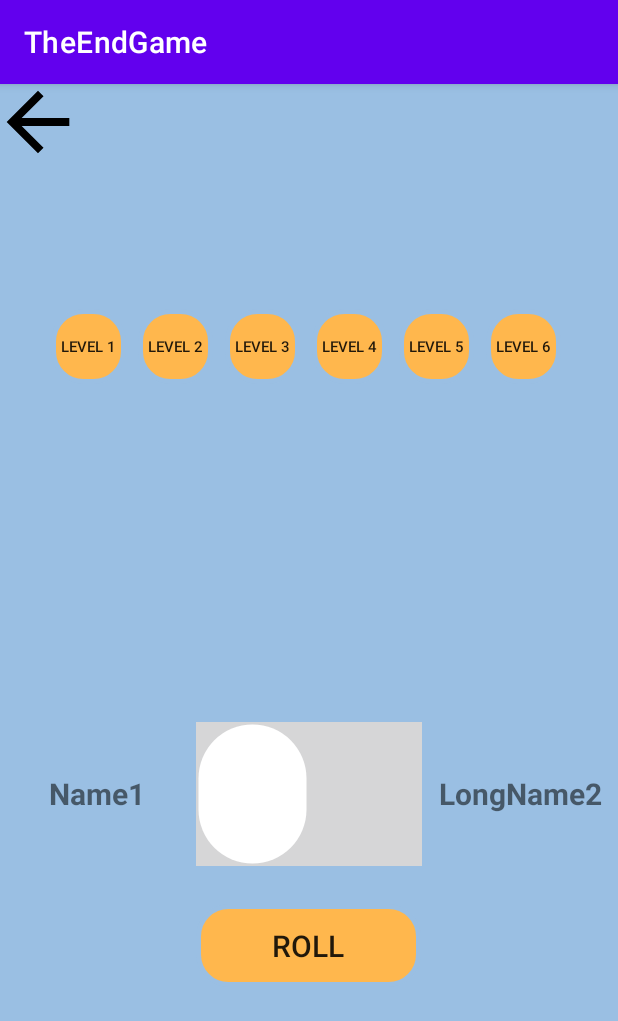
After one commit to Vlad-Kovalev/GameCenter, an Android app: the TruthOrDare screen opened directly, with no data from a screen before it, on a phone screen of 412 x 824 dp. The commit adds this screen. Shown: the top 1021 px of the screen. Run offline under Robolectric (Android 15) with nearby library versions, the phone set to English and light mode, and no system bars.

```diff
--- a/app/build.gradle
+++ b/app/build.gradle
@@ -26,6 +26,13 @@ android {
         sourceCompatibility JavaVersion.VERSION_1_8
         targetCompatibility JavaVersion.VERSION_1_8
     }
+    sourceSets {
+        main {
+            res {
+            srcDirs 'src\\main\\res'
+            }
+        }
+    }
 }
 
 dependencies {
--- a/app/src/main/AndroidManifest.xml
+++ b/app/src/main/AndroidManifest.xml
@@ -1,6 +1,8 @@
 <?xml version="1.0" encoding="utf-8"?>
 <manifest xmlns:android="http://schemas.android.com/apk/res/android"
     xmlns:tools="http://schemas.android.com/tools">
+
+    <uses-permission android:name="android.permission.VIBRATE" />
 
     <application
         android:allowBackup="true"
@@ -12,7 +14,13 @@
         android:supportsRtl="true"
         android:theme="@style/Theme.TheEndGame"
         tools:targetApi="31">
-
+        <activity
+            android:name=".TruthOrDare"
+            android:exported="false">
+            <meta-data
+                android:name="android.app.lib_name"
+                android:value="" />
+        </activity>
         <activity
             android:name=".dice_roll"
             android:exported="false">
@@ -41,5 +49,5 @@
                 android:value="" />
         </activity>
     </application>
-<uses-permission android:name="android.permission.VIBRATE"/>
+
 </manifest>
--- /dev/null
+++ b/app/src/main/java/com/example/theendgame/TruthOrDare.java
@@ -0,0 +1,14 @@
+package com.example.theendgame;
+
+import androidx.appcompat.app.AppCompatActivity;
+
+import android.os.Bundle;
+
+public class TruthOrDare extends AppCompatActivity {
+
+    @Override
+    protected void onCreate(Bundle savedInstanceState) {
+        super.onCreate(savedInstanceState);
+        setContentView(R.layout.activity_truth_or_dare);
+    }
+}
--- a/app/src/main/java/com/example/theendgame/memory_game.java
+++ b/app/src/main/java/com/example/theendgame/memory_game.java
@@ -32,6 +32,7 @@ public class memory_game extends AppCompatActivity {
         super.onCreate(savedInstanceState);
         setContentView(R.layout.activity_memory_game);
         if (getSupportActionBar() != null) {getSupportActionBar().hide();}
+
         Intent intent = getIntent();
         receivedName = intent.getStringExtra("keyname");
         tvName = findViewById(R.id.tvName); btnBack = findViewById(R.id.btnBack); btnRestart = findViewById(R.id.btnRestart); ivCongrats = findViewById(R.id.ivCongrats); glCards = findViewById(R.id.glCards);
--- /dev/null
+++ b/app/src/main/res/drawable/switch_thumb.xml
@@ -0,0 +1,19 @@
+<?xml version="1.0" encoding="utf-8"?>
+<selector xmlns:android="http://schemas.android.com/apk/res/android">
+    <item android:state_checked="true">
+        <shape android:dither="true" android:shape="rectangle" android:useLevel="false" android:visible="true">
+            <solid android:color="#36BD51"/>
+            <corners android:radius="50dp" />
+            <size android:width="75dp" android:height="75dp" />
+            <stroke android:width="3dp" android:color="#0000ffff" />
+        </shape>
+    </item>
+    <item android:state_checked="false">
+        <shape android:dither="true" android:shape="rectangle" android:useLevel="false" android:visible="true">
+            <solid android:color="#FFFFFF"/>
+            <corners android:radius="50dp" />
+            <size android:width="75dp" android:height="75dp" />
+            <stroke android:width="3dp" android:color="#0000ffff" />
+        </shape>
+    </item>
+</selector>
--- a/app/src/main/res/layout/activity_center.xml
+++ b/app/src/main/res/layout/activity_center.xml
@@ -51,6 +51,13 @@
                 android:layout_margin="10dp"
                 android:src="@drawable/memorygame" />
 
+            <ImageView
+                android:id="@+id/ibEasy"
+                android:layout_width="125dp"
+                android:layout_height="125dp"
+                android:layout_gravity="center"
+                android:layout_margin="10dp"
+                android:src="@drawable/memorygame" />
 
             <ImageView
                 android:id="@+id/ibMedium"
@@ -68,7 +75,15 @@
                 android:textSize="15sp"
                 android:textStyle="bold"
                 android:gravity="center_horizontal"
-                android:layout_width="125dp"/>
+                android:layout_width="100dp"/>
+
+            <TextView
+                android:id="@+id/tvTruthOrDare"
+                android:text="Truth Or Dare"
+                android:textSize="15sp"
+                android:textStyle="bold"
+                android:gravity="center_horizontal"
+                android:layout_width="100dp"/>
 
             <TextView
                 android:id="@+id/tvDiceRoll"
@@ -76,7 +91,7 @@
                 android:textSize="15sp"
                 android:textStyle="bold"
                 android:gravity="center_horizontal"
-                android:layout_margin="10dp" />
+                android:layout_width="100dp"/>
         </TableRow>
 
     </TableLayout>
--- /dev/null
+++ b/app/src/main/res/layout/activity_truth_or_dare.xml
@@ -0,0 +1,148 @@
+<?xml version="1.0" encoding="utf-8"?>
+<LinearLayout xmlns:android="http://schemas.android.com/apk/res/android"
+    xmlns:app="http://schemas.android.com/apk/res-auto"
+    xmlns:tools="http://schemas.android.com/tools"
+    android:layout_width="match_parent"
+    android:layout_height="match_parent"
+    android:orientation="vertical"
+    android:background="#9ABFE3"
+    tools:context=".TruthOrDare">
+
+    <ImageButton
+        android:id="@+id/btnBack"
+        android:layout_width="50dp"
+        android:layout_height="50dp"
+        android:src="@drawable/arrow_back_foreground"
+        android:background="@android:color/transparent"/>
+    <Space android:layout_width="wrap_content" android:layout_height="25dp"/>
+
+    <LinearLayout
+        android:layout_width="match_parent"
+        android:layout_height="wrap_content"
+        android:orientation="horizontal"
+        android:layout_gravity="center">
+
+        <!--MEMORY GAME CLICKING ON THE SAME CARD TWICE COUNT AS CLICK IN COUNTER-->
+        <GridLayout
+            android:id="@+id/glLevels"
+            android:layout_width="wrap_content"
+            android:layout_height="200dp"
+            android:columnCount="6"
+            android:padding="30dp"
+            android:useDefaultMargins="true"
+            android:layout_gravity="center">
+
+            <androidx.appcompat.widget.AppCompatButton
+                android:layout_width="50dp"
+                android:layout_height="50dp"
+                android:layout_gravity="center"
+                android:text="level 1"
+                android:textSize="10sp"
+                android:background="@drawable/restart_reroll_btn" style="?android:attr/borderlessButtonStyle"/>
+
+            <androidx.appcompat.widget.AppCompatButton
+                android:layout_width="50dp"
+                android:layout_height="50dp"
+                android:layout_gravity="center"
+                android:text="level 2"
+                android:textSize="10sp"
+                android:background="@drawable/restart_reroll_btn" style="?android:attr/borderlessButtonStyle"/>
+
+            <androidx.appcompat.widget.AppCompatButton
+                android:layout_width="50dp"
+                android:layout_height="50dp"
+                android:layout_gravity="center"
+                android:text="level 3"
+                android:textSize="10sp"
+                android:background="@drawable/restart_reroll_btn" style="?android:attr/borderlessButtonStyle"/>
+
+            <androidx.appcompat.widget.AppCompatButton
+                android:layout_width="50dp"
+                android:layout_height="50dp"
+                android:layout_gravity="center"
+                android:text="level 4"
+                android:textSize="10sp"
+                android:background="@drawable/restart_reroll_btn" style="?android:attr/borderlessButtonStyle"/>
+
+            <androidx.appcompat.widget.AppCompatButton
+                android:layout_width="50dp"
+                android:layout_height="50dp"
+                android:layout_gravity="center"
+                android:text="level 5"
+                android:textSize="10sp"
+                android:background="@drawable/restart_reroll_btn" style="?android:attr/borderlessButtonStyle"/>
+
+            <androidx.appcompat.widget.AppCompatButton
+                android:layout_width="50dp"
+                android:layout_height="50dp"
+                android:layout_gravity="center"
+                android:text="level 6"
+                android:textSize="10sp"
+                android:background="@drawable/restart_reroll_btn" style="?android:attr/borderlessButtonStyle"/>
+
+        </GridLayout>
+    </LinearLayout>
+
+    <Space android:layout_width="wrap_content" android:layout_height="150dp"/>
+
+    <LinearLayout
+        android:layout_width="match_parent"
+        android:layout_height="wrap_content"
+        android:orientation="horizontal">
+
+        <TableLayout
+            android:layout_width="match_parent"
+            android:layout_height="wrap_content">
+
+            <TableRow
+                android:layout_width="match_parent"
+                android:layout_height="wrap_content"
+                android:gravity="center">
+
+                    <TextView
+                        android:layout_width="0dp"
+                        android:layout_height="wrap_content"
+                        android:layout_weight=".30"
+                        android:text="Name1"
+                        android:textSize="20sp"
+                        android:textStyle="bold"
+                        android:gravity="center"/>
+
+                    <androidx.appcompat.widget.SwitchCompat
+                        android:id="@+id/swcTruthOrDare"
+                        android:layout_width="0dp"
+                        android:layout_height="wrap_content"
+                        android:layout_weight=".35"
+                        android:showText="true"
+                        android:textOff="1"
+                        android:textOn="2"
+                        android:gravity="center"
+                        app:track="@drawable/switch_track"
+                        android:thumb="@drawable/switch_thumb"/>
+
+                    <TextView
+                        android:layout_width="0dp"
+                        android:layout_height="wrap_content"
+                        android:layout_weight=".30"
+                        android:text="LongName2"
+                        android:textSize="20sp"
+                        android:textStyle="bold"
+                        android:gravity="center"/>
+
+            </TableRow>
+        </TableLayout>
+    </LinearLayout>
+
+    <Space android:layout_width="wrap_content" android:layout_height="25dp"/>
+
+    <androidx.appcompat.widget.AppCompatButton
+        android:id="@+id/btnSubmit"
+        android:layout_width="150dp"
+        android:layout_height="55dp"
+        android:layout_gravity="center_horizontal"
+        android:text="Roll"
+        android:textSize="20sp"
+        android:background="@drawable/restart_reroll_btn"
+        style="?android:attr/borderlessButtonStyle"/>
+
+</LinearLayout>
```
